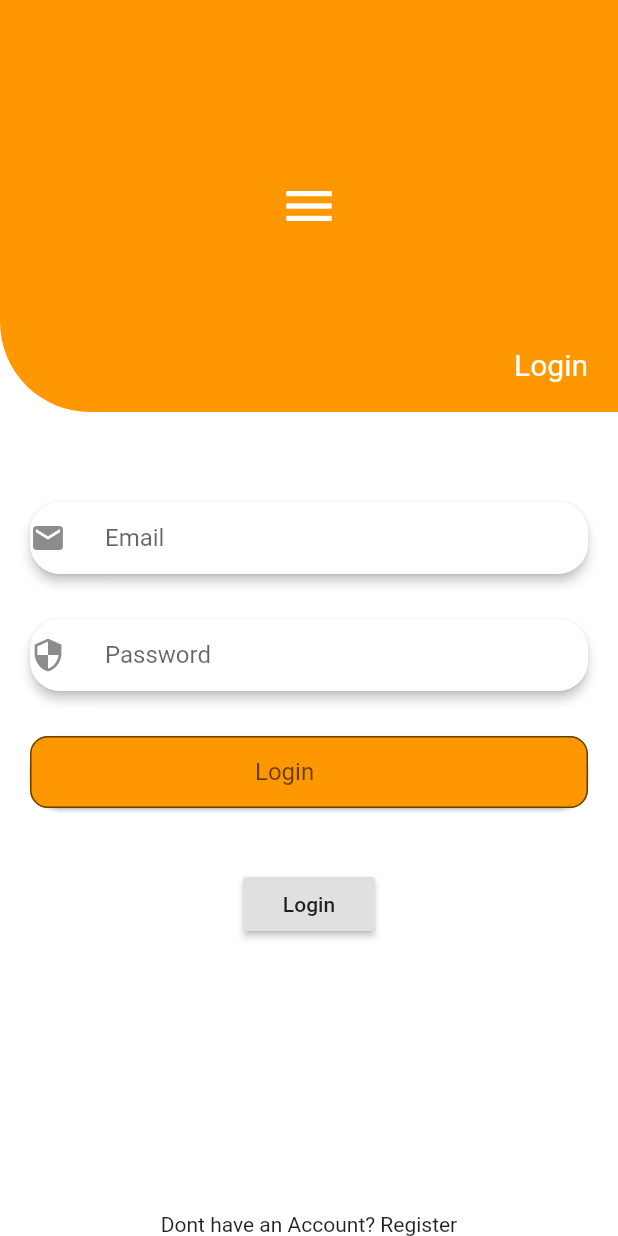
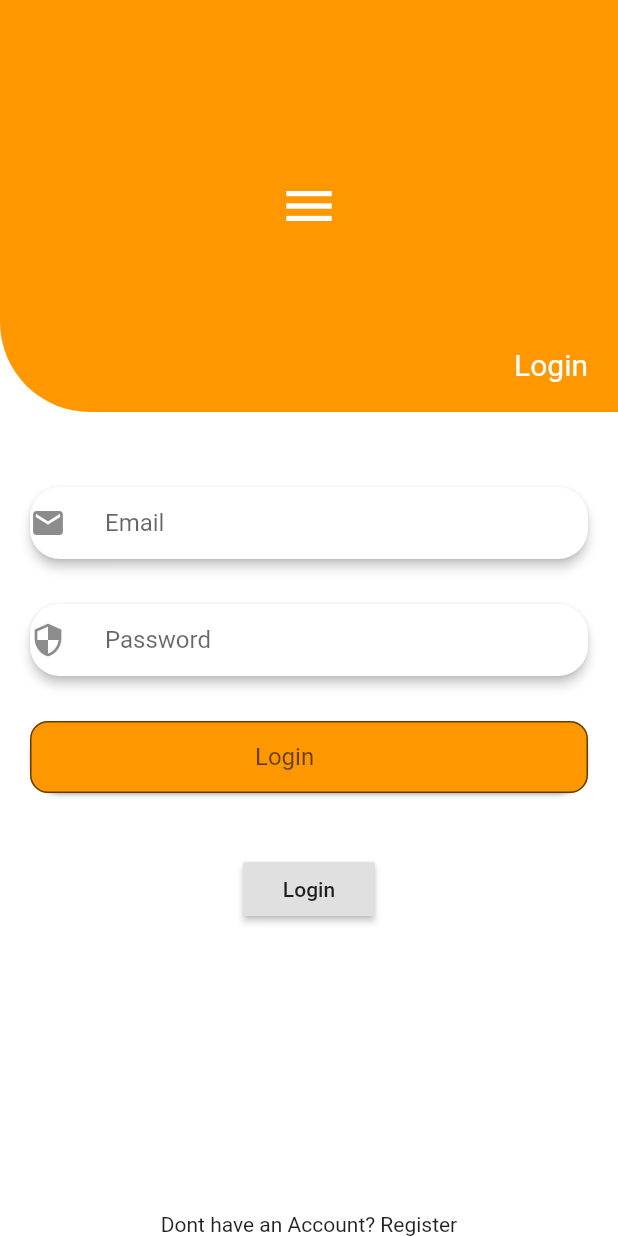
Before and after one commit to venkateshavenki/demo, a Flutter app: the screen it shows after launch, on a phone screen of 412 x 824 dp. Run offline on Flutter 3.47's test engine with Material 2 defaults, Android fonts, the phone set to English and light mode, and no system bars.

```diff
--- a/lib/home_page.dart
+++ b/lib/home_page.dart
@@ -36,7 +36,7 @@ class HomePage extends StatelessWidget {
         crossAxisAlignment: CrossAxisAlignment.center,
         children: <Widget>[
           Card(
-            margin:EdgeInsets.only(top: 20,left: 20,right: 20,bottom: 10),
+            margin:EdgeInsets.only(top: 10,left: 20,right: 20,bottom: 10),
             elevation: 3,
             shape: RoundedRectangleBorder(
               borderRadius: BorderRadius.circular(20),
```
